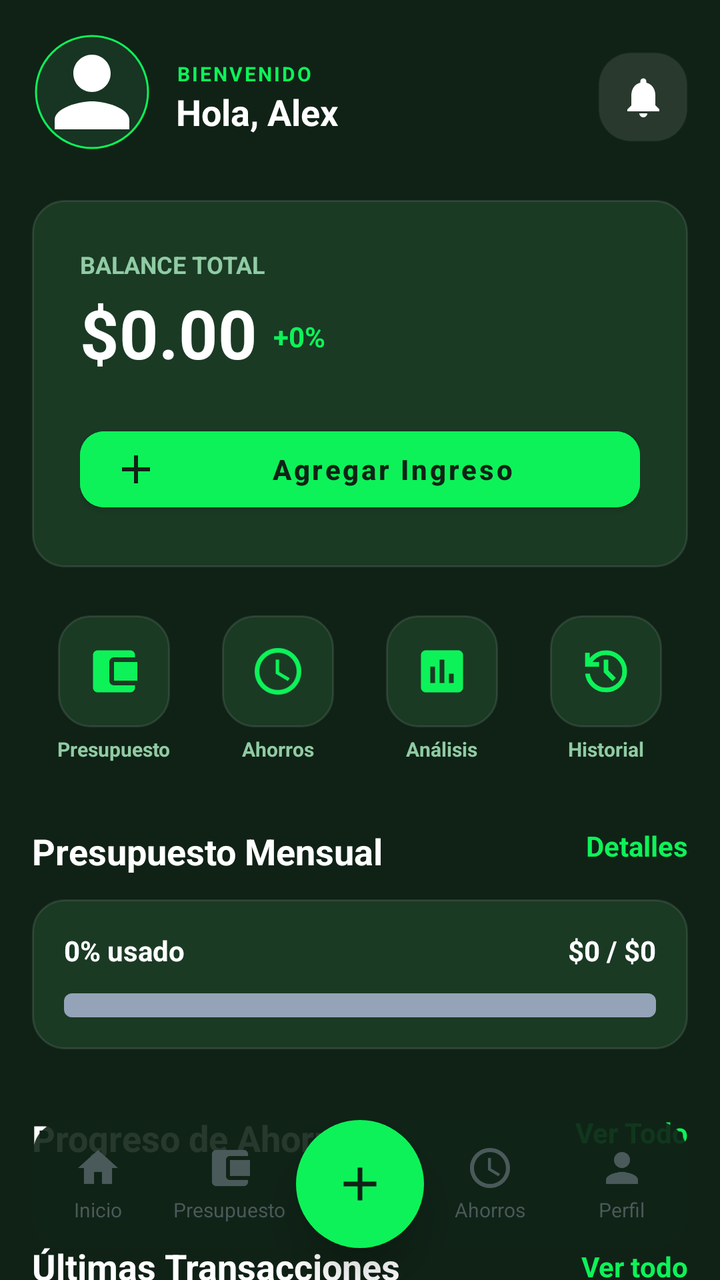
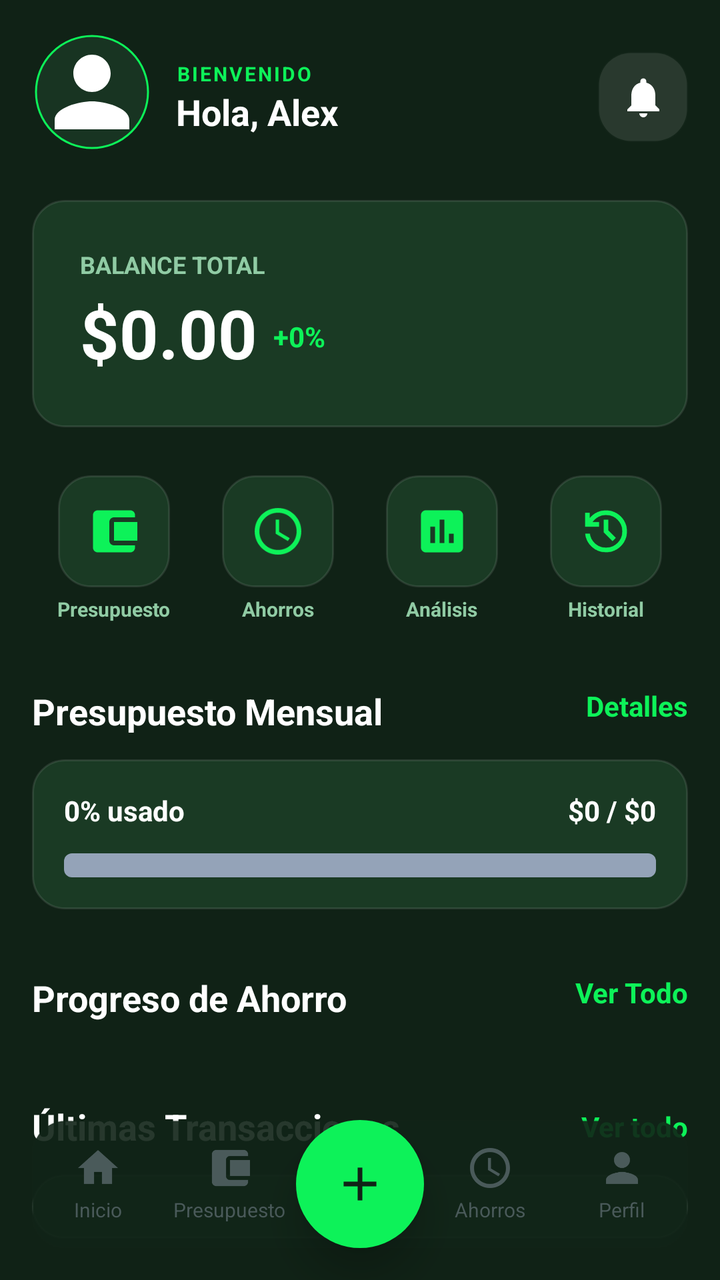

Two renders of the same Android screen: before a commit and after it. Below are the layout's source before the change and the commit's diff.
<!-- AndroidManifest.xml: activity theme Theme.MaterialComponents.DayNight.NoActionBar -->
<!-- res/layout/activity_main_menu.xml -->
<?xml version="1.0" encoding="utf-8"?>
<androidx.constraintlayout.widget.ConstraintLayout
    xmlns:android="http://schemas.android.com/apk/res/android"
    xmlns:app="http://schemas.android.com/apk/res-auto"
    xmlns:tools="http://schemas.android.com/tools"
    android:layout_width="match_parent"
    android:layout_height="match_parent"
    android:background="@color/stitch_background">

    <androidx.coordinatorlayout.widget.CoordinatorLayout
        android:id="@+id/coordinatorLayout"
        android:layout_width="0dp"
        android:layout_height="0dp"
        app:layout_constraintBottom_toBottomOf="parent"
        app:layout_constraintEnd_toEndOf="parent"
        app:layout_constraintStart_toStartOf="parent"
        app:layout_constraintTop_toTopOf="parent">

        <androidx.core.widget.NestedScrollView
            android:layout_width="match_parent"
            android:layout_height="match_parent"
            android:clipToPadding="false"
            android:paddingBottom="120dp">

                <LinearLayout
                    android:layout_width="match_parent"
                    android:layout_height="wrap_content"
                    android:orientation="vertical"
                    android:padding="16dp">

                    
                    <RelativeLayout
                        android:layout_width="match_parent"
                        android:layout_height="wrap_content"
                        android:layout_marginBottom="24dp">

                        <com.google.android.material.imageview.ShapeableImageView
                            android:id="@+id/imgProfile"
                            android:layout_width="60dp"
                            android:layout_height="60dp"
                            android:background="@color/stitch_card_bg"
                            android:padding="2dp"
                            android:scaleType="centerCrop"
                            android:src="@drawable/ic_person"
                            app:shapeAppearanceOverlay="@style/CircleImage"
                            app:strokeColor="@color/stitch_primary"
                            app:strokeWidth="1dp" />

                        <LinearLayout
                            android:layout_width="wrap_content"
                            android:layout_height="wrap_content"
                            android:layout_marginStart="12dp"
                            android:layout_toEndOf="@id/imgProfile"
                            android:orientation="vertical">

                            <TextView
                                android:layout_width="wrap_content"
                                android:layout_height="wrap_content"
                                android:layout_marginTop="14dp"
                                android:letterSpacing="0.1"
                                android:text="BIENVENIDO"
                                android:textColor="@color/stitch_primary"
                                android:textSize="10sp"
                                android:textStyle="bold" />

                            <TextView
                                android:id="@+id/tvSaludoDashboard"
                                android:layout_width="wrap_content"
                                android:layout_height="wrap_content"
                                android:text="Hola, Alex"
                                android:textColor="@color/white"
                                android:textSize="18sp"
                                android:textStyle="bold" />
                        </LinearLayout>

                        <ImageButton
                            android:id="@+id/btnNotifications"
                            android:layout_marginTop="10dp"
                            android:layout_width="45dp"
                            android:layout_height="45dp"
                            android:layout_alignParentEnd="true"
                            android:background="@drawable/bg_stitch_card"
                            android:backgroundTint="#1AFFFFFF"
                            android:src="@drawable/ic_notifications"
                            app:tint="@color/white" />
                    </RelativeLayout>

                    
                    <LinearLayout
                        android:layout_width="match_parent"
                        android:layout_height="wrap_content"
                        android:background="@drawable/bg_stitch_card"
                        android:orientation="vertical"
                        android:padding="24dp">

                        <TextView
                            android:layout_width="wrap_content"
                            android:layout_height="wrap_content"
                            android:text="BALANCE TOTAL"
                            android:textColor="@color/stitch_text_muted"
                            android:textSize="12sp"
                            android:textStyle="bold" />

                        <LinearLayout
                            android:layout_width="match_parent"
                            android:layout_height="wrap_content"
                            android:layout_marginTop="4dp"
                            android:gravity="bottom"
                            android:orientation="horizontal">

                            <TextView
                                android:id="@+id/tvMainBalance"
                                android:layout_width="wrap_content"
                                android:layout_height="wrap_content"
                                android:text="$0.00"
                                android:textColor="@color/white"
                                android:textSize="34sp"
                                android:textStyle="bold" />

                            <TextView
                                android:layout_width="wrap_content"
                                android:layout_height="wrap_content"
                                android:layout_marginBottom="6dp"
                                android:layout_marginStart="8dp"
                                android:text="+0%"
                                android:textColor="@color/stitch_primary"
                                android:textStyle="bold" />
                        </LinearLayout>

                        <LinearLayout
                            android:layout_width="match_parent"
                            android:layout_height="wrap_content"
                            android:layout_marginTop="20dp"
                            android:orientation="horizontal">

                            <com.google.android.material.button.MaterialButton
                                android:id="@+id/btnMainAgregar"
                                android:layout_width="match_parent"
                                android:layout_height="50dp"
                                android:backgroundTint="@color/stitch_primary"
                                android:text="Agregar Ingreso"
                                android:textAllCaps="false"
                                android:textColor="@color/stitch_background"
                                android:textStyle="bold"
                                app:cornerRadius="12dp"
                                app:icon="@drawable/ic_add"
                                app:iconTint="@color/stitch_background" />
                        </LinearLayout>
                    </LinearLayout>

                    
                    <LinearLayout
                        android:layout_width="match_parent"
                        android:layout_height="wrap_content"
                        android:layout_marginTop="24dp"
                        android:orientation="horizontal"
                        android:weightSum="4">

                        <LinearLayout
                            android:id="@+id/btn_quick_presupuesto"
                            android:layout_width="0dp"
                            android:layout_height="wrap_content"
                            android:layout_weight="1"
                            android:clickable="true"
                            android:focusable="true"
                            android:gravity="center"
                            android:orientation="vertical">

                            <FrameLayout
                                android:layout_width="56dp"
                                android:layout_height="56dp"
                                android:background="@drawable/bg_stitch_card">

                                <ImageView
                                    android:layout_width="28dp"
                                    android:layout_height="28dp"
                                    android:layout_gravity="center"
                                    android:src="@drawable/ic_wallet"
                                    app:tint="@color/stitch_primary" />
                            </FrameLayout>

                            <TextView
                                android:layout_width="wrap_content"
                                android:layout_height="wrap_content"
                                android:layout_marginTop="4dp"
                                android:text="Presupuesto"
                                android:textColor="@color/stitch_text_muted"
                                android:textSize="10sp"
                                android:textStyle="bold" />
                        </LinearLayout>

                        <LinearLayout
                            android:id="@+id/btn_quick_metas"
                            android:layout_width="0dp"
                            android:layout_height="wrap_content"
                            android:layout_weight="1"
                            android:clickable="true"
                            android:focusable="true"
                            android:gravity="center"
                            android:orientation="vertical">

                            <FrameLayout
                                android:layout_width="56dp"
                                android:layout_height="56dp"
                                android:background="@drawable/bg_stitch_card">

                                <ImageView
                                    android:layout_width="28dp"
                                    android:layout_height="28dp"
                                    android:layout_gravity="center"
                                    android:src="@drawable/ic_goal"
                                    app:tint="@color/stitch_primary" />
                            </FrameLayout>

                            <TextView
                                android:layout_width="wrap_content"
                                android:layout_height="wrap_content"
                                android:layout_marginTop="4dp"
                                android:text="Ahorros"
                                android:textColor="@color/stitch_text_muted"
                                android:textSize="10sp"
                                android:textStyle="bold" />
                        </LinearLayout>

                        <LinearLayout
                            android:id="@+id/btn_quick_analisis"
                            android:layout_width="0dp"
                            android:layout_height="wrap_content"
                            android:layout_weight="1"
                            android:clickable="true"
                            android:focusable="true"
                            android:gravity="center"
                            android:orientation="vertical">

                            <FrameLayout
                                android:layout_width="56dp"
                                android:layout_height="56dp"
                                android:background="@drawable/bg_stitch_card">

                                <ImageView
                                    android:layout_width="28dp"
                                    android:layout_height="28dp"
                                    android:layout_gravity="center"
                                    android:src="@drawable/ic_analysis"
                                    app:tint="@color/stitch_primary" />
                            </FrameLayout>

                            <TextView
                                android:layout_width="wrap_content"
                                android:layout_height="wrap_content"
                                android:layout_marginTop="4dp"
                                android:text="Análisis"
                                android:textColor="@color/stitch_text_muted"
                                android:textSize="10sp"
                                android:textStyle="bold" />
                        </LinearLayout>

                        <LinearLayout
                            android:id="@+id/btn_quick_historial"
                            android:layout_width="0dp"
                            android:layout_height="wrap_content"
                            android:layout_weight="1"
                            android:clickable="true"
                            android:focusable="true"
                            android:gravity="center"
                            android:orientation="vertical">

                            <FrameLayout
                                android:layout_width="56dp"
                                android:layout_height="56dp"
                                android:background="@drawable/bg_stitch_card">

                                <ImageView
                                    android:layout_width="28dp"
                                    android:layout_height="28dp"
                                    android:layout_gravity="center"
                                    android:src="@drawable/ic_history"
                                    app:tint="@color/stitch_primary" />
                            </FrameLayout>

                            <TextView
                                android:layout_width="wrap_content"
                                android:layout_height="wrap_content"
                                android:layout_marginTop="4dp"
                                android:text="Historial"
                                android:textColor="@color/stitch_text_muted"
                                android:textSize="10sp"
                                android:textStyle="bold" />
                        </LinearLayout>
                    </LinearLayout>

                    
                    <RelativeLayout
                        android:layout_width="match_parent"
                        android:layout_height="wrap_content"
                        android:layout_marginTop="32dp">

                        <TextView
                            android:layout_width="wrap_content"
                            android:layout_height="wrap_content"
                            android:text="Presupuesto Mensual"
                            android:textColor="@color/white"
                            android:textSize="18sp"
                            android:textStyle="bold" />

                        <TextView
                            android:layout_width="wrap_content"
                            android:layout_height="wrap_content"
                            android:layout_alignParentEnd="true"
                            android:text="Detalles"
                            android:textColor="@color/stitch_primary"
                            android:textSize="14sp"
                            android:textStyle="bold" />
                    </RelativeLayout>

                    <LinearLayout
                        android:layout_width="match_parent"
                        android:layout_height="wrap_content"
                        android:layout_marginTop="12dp"
                        android:background="@drawable/bg_stitch_card"
                        android:orientation="vertical"
                        android:padding="16dp">

                        <RelativeLayout
                            android:layout_width="match_parent"
                            android:layout_height="wrap_content">

                            <TextView
                                android:layout_width="wrap_content"
                                android:layout_height="wrap_content"
                                android:text="0% usado"
                                android:textColor="@color/white"
                                android:textStyle="bold" />

                            <TextView
                                android:layout_width="wrap_content"
                                android:layout_height="wrap_content"
                                android:layout_alignParentEnd="true"
                                android:text="$0 / $0"
                                android:textColor="@color/white"
                                android:textStyle="bold" />
                        </RelativeLayout>

                        <ProgressBar
                            style="@android:style/Widget.ProgressBar.Horizontal"
                            android:layout_width="match_parent"
                            android:layout_height="12dp"
                            android:layout_marginTop="12dp"
                            android:progress="0"
                            android:progressDrawable="@drawable/progress_bar_green" />
                    </LinearLayout>

                    
                    <RelativeLayout
                        android:layout_width="match_parent"
                        android:layout_height="wrap_content"
                        android:layout_marginTop="32dp">

                        <TextView
                            android:layout_width="wrap_content"
                            android:layout_height="wrap_content"
                            android:text="Progreso de Ahorro"
                            android:textColor="@color/white"
                            android:textSize="18sp"
                            android:textStyle="bold" />

                        <TextView
                            android:id="@+id/tv_ver_todo_ahorro"
                            android:layout_width="wrap_content"
                            android:layout_height="wrap_content"
                            android:layout_alignParentEnd="true"
                            android:text="Ver Todo"
                            android:textColor="@color/stitch_primary"
                            android:textSize="14sp"
                            android:textStyle="bold" />
                    </RelativeLayout>

                    
                    <LinearLayout
                        android:id="@+id/ll_metas_progress"
                        android:layout_width="match_parent"
                        android:layout_height="wrap_content"
                        android:layout_marginTop="12dp"
                        android:orientation="vertical" />

                    <TextView
                        android:id="@+id/tv_sin_metas_main"
                        android:layout_width="match_parent"
                        android:layout_height="wrap_content"
                        android:background="@drawable/bg_stitch_card"
                        android:gravity="center"
                        android:paddingVertical="24dp"
                        android:text="No hay metas de ahorro"
                        android:textColor="#44FFFFFF"
                        android:textSize="14sp"
                        android:layout_marginTop="12dp"
                        android:visibility="gone" />

                
                <RelativeLayout
                    android:layout_width="match_parent"
                    android:layout_height="wrap_content"
                    android:layout_marginTop="28dp"
                    android:layout_marginBottom="12dp">

                    <TextView
                        android:layout_width="wrap_content"
                        android:layout_height="wrap_content"
                        android:text="Últimas Transacciones"
                        android:textColor="@color/white"
                        android:textSize="18sp"
                        android:textStyle="bold" />

                    <TextView
                        android:id="@+id/btnVerHistorial"
                        android:layout_width="wrap_content"
                        android:layout_height="wrap_content"
                        android:layout_alignParentEnd="true"
                        android:layout_centerVertical="true"
                        android:text="Ver todo"
                        android:textColor="@color/stitch_primary"
                        android:textSize="14sp"
                        android:textStyle="bold" />
                </RelativeLayout>

                <LinearLayout
                    android:layout_width="match_parent"
                    android:layout_height="wrap_content"
                    android:background="@drawable/bg_stitch_card"
                    android:orientation="vertical"
                    android:padding="16dp">

                    <androidx.recyclerview.widget.RecyclerView
                        android:id="@+id/rvTransaccionesRecientes"
                        android:layout_width="match_parent"
                        android:layout_height="wrap_content"
                        android:nestedScrollingEnabled="false"
                        android:overScrollMode="never" />

                    <TextView
                        android:id="@+id/tvSinTransacciones"
                        android:layout_width="match_parent"
                        android:layout_height="wrap_content"
                        android:gravity="center"
                        android:paddingVertical="20dp"
                        android:text="No hay transacciones recientes"
                        android:textColor="#66FFFFFF"
                        android:textSize="14sp"
                        android:visibility="gone" />
                </LinearLayout>
            </LinearLayout>
        </androidx.core.widget.NestedScrollView>
    </androidx.coordinatorlayout.widget.CoordinatorLayout>

    
    <include
        layout="@layout/layout_bottom_navigation"
        android:layout_width="0dp"
        android:layout_height="wrap_content"
        app:layout_constraintBottom_toBottomOf="parent"
        app:layout_constraintEnd_toEndOf="parent"
        app:layout_constraintStart_toStartOf="parent" />

</androidx.constraintlayout.widget.ConstraintLayout>
<!-- res/layout/layout_bottom_navigation.xml (included above) -->
<?xml version="1.0" encoding="utf-8"?>
<FrameLayout xmlns:android="http://schemas.android.com/apk/res/android"
    xmlns:app="http://schemas.android.com/apk/res-auto"
    android:id="@+id/bottom_nav_container"
    android:layout_width="match_parent"
    android:layout_height="wrap_content"
    android:clipChildren="false"
    android:clipToPadding="false"
    android:layout_gravity="bottom">

    
    <LinearLayout
        android:layout_width="match_parent"
        android:layout_height="64dp"
        android:layout_marginStart="16dp"
        android:layout_marginEnd="16dp"
        android:layout_marginBottom="16dp"
        android:background="@drawable/bg_stitch_card"
        android:backgroundTint="#E6102216"
        android:elevation="8dp"
        android:gravity="center_vertical"
        android:orientation="horizontal">

        
        <LinearLayout
            android:id="@+id/nav_item_inicio"
            android:layout_width="0dp"
            android:layout_height="match_parent"
            android:layout_weight="1"
            android:gravity="center"
            android:orientation="vertical"
            android:clickable="true"
            android:focusable="true"
            android:background="?attr/selectableItemBackgroundBorderless"
            android:paddingVertical="8dp">

            <ImageView
                android:id="@+id/nav_icon_inicio"
                android:layout_width="24dp"
                android:layout_height="24dp"
                android:src="@drawable/ic_home"
                app:tint="#4A5A5A" />

            <TextView
                android:id="@+id/nav_text_inicio"
                android:layout_width="wrap_content"
                android:layout_height="wrap_content"
                android:layout_marginTop="2dp"
                android:text="Inicio"
                android:textColor="#4A5A5A"
                android:textSize="10sp" />
        </LinearLayout>

        
        <LinearLayout
            android:id="@+id/nav_item_presupuesto"
            android:layout_width="0dp"
            android:layout_height="match_parent"
            android:layout_weight="1"
            android:gravity="center"
            android:orientation="vertical"
            android:clickable="true"
            android:focusable="true"
            android:background="?attr/selectableItemBackgroundBorderless"
            android:paddingVertical="8dp">

            <ImageView
                android:id="@+id/nav_icon_presupuesto"
                android:layout_width="24dp"
                android:layout_height="24dp"
                android:src="@drawable/ic_wallet"
                app:tint="#4A5A5A" />

            <TextView
                android:id="@+id/nav_text_presupuesto"
                android:layout_width="wrap_content"
                android:layout_height="wrap_content"
                android:layout_marginTop="2dp"
                android:text="Presupuesto"
                android:textColor="#4A5A5A"
                android:textSize="10sp" />
        </LinearLayout>
        <com.google.android.material.floatingactionbutton.FloatingActionButton
            android:id="@+id/fab_add"
            android:layout_width="100dp"
            android:layout_height="64dp"
            android:layout_gravity="center_horizontal"
            android:src="@drawable/ic_add"
            app:backgroundTint="@color/stitch_primary"
            app:borderWidth="0dp"
            app:elevation="12dp"
            app:fabCustomSize="64dp"
            app:maxImageSize="28dp"
            app:shapeAppearanceOverlay="@style/ShapeAppearanceOverlay.MaterialComponents.FloatingActionButton"
            app:tint="@color/stitch_background" />

        
        <LinearLayout
            android:id="@+id/nav_item_ahorros"
            android:layout_width="0dp"
            android:layout_height="match_parent"
            android:layout_weight="1"
            android:gravity="center"
            android:orientation="vertical"
            android:clickable="true"
            android:focusable="true"
            android:background="?attr/selectableItemBackgroundBorderless"
            android:paddingVertical="8dp">

            <ImageView
                android:id="@+id/nav_icon_ahorros"
                android:layout_width="24dp"
                android:layout_height="24dp"
                android:src="@drawable/ic_goal"
                app:tint="#4A5A5A" />

            <TextView
                android:id="@+id/nav_text_ahorros"
                android:layout_width="wrap_content"
                android:layout_height="wrap_content"
                android:layout_marginTop="2dp"
                android:text="Ahorros"
                android:textColor="#4A5A5A"
                android:textSize="10sp" />
        </LinearLayout>

        
        <LinearLayout
            android:id="@+id/nav_item_ajustes"
            android:layout_width="0dp"
            android:layout_height="match_parent"
            android:layout_weight="1"
            android:gravity="center"
            android:orientation="vertical"
            android:clickable="true"
            android:focusable="true"
            android:background="?attr/selectableItemBackgroundBorderless"
            android:paddingVertical="8dp">

            <ImageView
                android:id="@+id/nav_icon_ajustes"
                android:layout_width="24dp"
                android:layout_height="24dp"
                android:src="@drawable/ic_person"
                app:tint="#4A5A5A" />

            <TextView
                android:id="@+id/nav_text_ajustes"
                android:layout_width="wrap_content"
                android:layout_height="wrap_content"
                android:layout_marginTop="2dp"
                android:text="Perfil"
                android:textColor="#4A5A5A"
                android:textSize="10sp" />
        </LinearLayout>



    </LinearLayout>

    


</FrameLayout>
<!-- resources referenced by this layout -->
<resources>
  <color name="stitch_background">#102216</color>
  <color name="stitch_card_bg">#183422</color>
  <color name="stitch_primary">#0df259</color>
  <color name="stitch_text_muted">#90cba4</color>
  <color name="white">#FFFFFFFF</color>
  <!-- drawable bg_stitch_card (drawable) -->
  <?xml version="1.0" encoding="utf-8"?>
  <shape xmlns:android="http://schemas.android.com/apk/res/android">
      <solid android:color="#1A3A24" />
      <corners android:radius="16dp" />
      <stroke android:width="1dp" android:color="#1AFFFFFF" />
  </shape>
  <!-- drawable ic_add (drawable) -->
  <vector xmlns:android="http://schemas.android.com/apk/res/android" android:height="24dp" android:tint="#000000" android:viewportHeight="24" android:viewportWidth="24" android:width="24dp">
        
      <path android:fillColor="@android:color/white" android:pathData="M19,13h-6v6h-2v-6H5v-2h6V5h2v6h6v2z"/>
      
  </vector>
  <!-- drawable ic_analysis (drawable) -->
  <?xml version="1.0" encoding="utf-8"?>
  <vector xmlns:android="http://schemas.android.com/apk/res/android"
      android:width="24dp"
      android:height="24dp"
      android:viewportWidth="24"
      android:viewportHeight="24">
      <path
          android:fillColor="@color/green_accent"
          android:pathData="M19,3H5c-1.1,0 -2,0.9 -2,2v14c0,1.1 0.9,2 2,2h14c1.1,0 2,-0.9 2,-2V5c0,-1.1 -0.9,-2 -2,-2zM9,17H7v-7h2v7zM13,17h-2V7h2v10zM17,17h-2v-4h2v4z"/>
  </vector>
  <!-- drawable ic_goal (drawable) -->
  <?xml version="1.0" encoding="utf-8"?>
  <vector xmlns:android="http://schemas.android.com/apk/res/android"
      android:width="24dp"
      android:height="24dp"
      android:viewportWidth="24"
      android:viewportHeight="24">
      <path
          android:fillColor="@color/green_accent"
          android:pathData="M12,2C6.48,2 2,6.48 2,12s4.48,10 10,10 10,-4.48 10,-10S17.52,2 12,2zM12,20c-4.42,0 -8,-3.58 -8,-8s3.58,-8 8,-8 8,3.58 8,8 -3.58,8 -8,8zM12.5,7H11v6l5.25,3.15 0.75,-1.23 -4.5,-2.67z"/>
  </vector>
  <!-- drawable ic_home (drawable) -->
  <?xml version="1.0" encoding="utf-8"?>
  <vector xmlns:android="http://schemas.android.com/apk/res/android"
      android:width="24dp"
      android:height="24dp"
      android:viewportWidth="24"
      android:viewportHeight="24">
      <path
          android:fillColor="@color/white"
          android:pathData="M10,20v-6h4v6h5v-8h3L12,3 2,12h3v8z"/>
  </vector>
  <!-- drawable ic_person (drawable) -->
  <?xml version="1.0" encoding="utf-8"?>
  <vector xmlns:android="http://schemas.android.com/apk/res/android"
      android:width="24dp"
      android:height="24dp"
      android:viewportWidth="24"
      android:viewportHeight="24">
      <path
          android:fillColor="@color/white"
          android:pathData="M12,12c2.21,0 4,-1.79 4,-4s-1.79,-4 -4,-4 -4,1.79 -4,4 1.79,4 4,4zM12,14c-2.67,0 -8,1.34 -8,4v2h16v-2c0,-2.66 -5.33,-4 -8,-4z"/>
  </vector>
  <!-- drawable ic_wallet (drawable) -->
  <?xml version="1.0" encoding="utf-8"?>
  <vector xmlns:android="http://schemas.android.com/apk/res/android"
      android:width="24dp"
      android:height="24dp"
      android:viewportWidth="24"
      android:viewportHeight="24">
      <path
          android:fillColor="@color/green_accent"
          android:pathData="M21,18v1c0,1.1 -0.9,2 -2,2H5c-1.11,0 -2,-0.9 -2,-2V5c0,-1.1 0.89,-2 2,-2h14c1.1,0 2,0.9 2,2v1h-9c-1.11,0 -2,0.9 -2,2v8c0,1.1 0.89,2 2,2h9zM12,16h10V8H12v8z"/>
  </vector>
  <style name="CircleImage">
          <item name="cornerSize">50%</item>
      </style>
  <color name="green_accent">#22C55E</color>
  <color name="text_on_dark_muted">#94A3B8</color>
  <!-- unchanged entries left out for length: 3 -->
</resources>

<!-- the commit's change to res/layout/activity_main_menu.xml (unified diff, before → after) -->
@@ -125,26 +125,6 @@
                                 android:text="+0%"
                                 android:textColor="@color/stitch_primary"
                                 android:textStyle="bold" />
-                        </LinearLayout>
-
-                        <LinearLayout
-                            android:layout_width="match_parent"
-                            android:layout_height="wrap_content"
-                            android:layout_marginTop="20dp"
-                            android:orientation="horizontal">
-
-                            <com.google.android.material.button.MaterialButton
-                                android:id="@+id/btnMainAgregar"
-                                android:layout_width="match_parent"
-                                android:layout_height="50dp"
-                                android:backgroundTint="@color/stitch_primary"
-                                android:text="Agregar Ingreso"
-                                android:textAllCaps="false"
-                                android:textColor="@color/stitch_background"
-                                android:textStyle="bold"
-                                app:cornerRadius="12dp"
-                                app:icon="@drawable/ic_add"
-                                app:iconTint="@color/stitch_background" />
                         </LinearLayout>
                     </LinearLayout>
 
